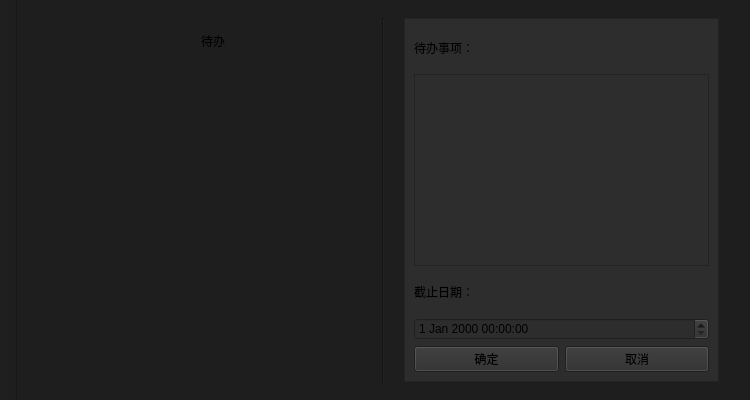
Qt form mainwindow.ui (evtrouble/ham) before a commit.
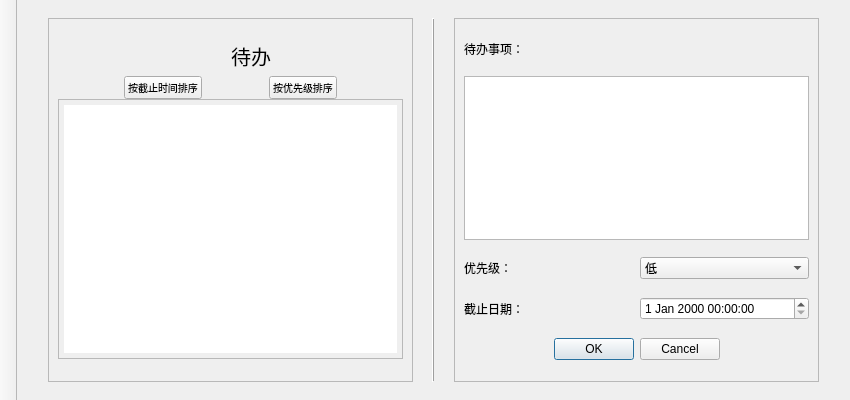
The same form after that commit. Icons and pictures are not drawn. Custom widgets are drawn as their Qt base class.

What changed in the file:
```diff
--- a/mainwindow.ui
+++ b/mainwindow.ui
@@ -6,19 +6,19 @@
    <rect>
     <x>0</x>
     <y>0</y>
-    <width>750</width>
+    <width>850</width>
     <height>400</height>
    </rect>
   </property>
   <property name="minimumSize">
    <size>
-    <width>750</width>
+    <width>850</width>
     <height>0</height>
    </size>
   </property>
   <property name="maximumSize">
    <size>
-    <width>750</width>
+    <width>850</width>
     <height>16777215</height>
    </size>
   </property>
@@ -30,7 +30,7 @@
     <normaloff>:/icon/img/icon.png</normaloff>:/icon/img/icon.png</iconset>
   </property>
   <property name="styleSheet">
-   <string notr="true">background-color:rgb(30, 30, 30);</string>
+   <string notr="true"/>
   </property>
   <widget class="QWidget" name="centralwidget">
    <property name="sizePolicy">
@@ -55,6 +55,11 @@
        <layout class="QGridLayout" name="gridLayout_3">
         <item row="0" column="2">
          <widget class="QLabel" name="homeDisplay">
+          <property name="styleSheet">
+           <string notr="true">background-color: transparent; 
+border: 0;
+font-size: 20px;</string>
+          </property>
           <property name="text">
            <string>主页</string>
           </property>
@@ -65,6 +70,10 @@
         </item>
         <item row="1" column="3">
          <widget class="QToolButton" name="settingsButton">
+          <property name="styleSheet">
+           <string notr="true">background-color: transparent; 
+border: 0;</string>
+          </property>
           <property name="text">
            <string>设置</string>
           </property>
@@ -88,6 +97,10 @@
         </item>
         <item row="2" column="0">
          <widget class="QToolButton" name="homeButton">
+          <property name="styleSheet">
+           <string notr="true">background-color: transparent; 
+border: 0;</string>
+          </property>
           <property name="text">
            <string>主页</string>
           </property>
@@ -111,6 +124,10 @@
         </item>
         <item row="2" column="2">
          <widget class="QToolButton" name="tasksButton">
+          <property name="styleSheet">
+           <string notr="true">background-color: transparent; 
+border: 0;</string>
+          </property>
           <property name="text">
            <string>任务</string>
           </property>
@@ -134,6 +151,10 @@
         </item>
         <item row="3" column="1">
          <widget class="QToolButton" name="classButton">
+          <property name="styleSheet">
+           <string notr="true">background-color: transparent; 
+border: 0;</string>
+          </property>
           <property name="text">
            <string>课表</string>
           </property>
@@ -161,6 +182,11 @@
        <layout class="QGridLayout" name="gridLayout_5">
         <item row="0" column="0">
          <widget class="QLabel" name="timetableDisplay">
+          <property name="styleSheet">
+           <string notr="true">background-color: transparent; 
+border: 0;
+font-size: 20px;</string>
+          </property>
           <property name="text">
            <string>课表</string>
           </property>
@@ -178,9 +204,7 @@
          <verstretch>0</verstretch>
         </sizepolicy>
        </property>
-       <layout class="QGridLayout" name="gridLayout_2">
-        <item row="0" column="0">
-         <layout class="QHBoxLayout" name="horizontalLayout_3">
+       <layout class="QHBoxLayout" name="horizontalLayout_5">
           <item>
            <spacer name="horizontalSpacer">
             <property name="orientation">
@@ -198,7 +222,25 @@
            </spacer>
           </item>
           <item>
+         <widget class="QFrame" name="frame">
+          <property name="styleSheet">
+           <string notr="true"/>
+          </property>
+          <property name="frameShape">
+           <enum>QFrame::Shape::StyledPanel</enum>
+          </property>
+          <property name="frameShadow">
+           <enum>QFrame::Shadow::Raised</enum>
+          </property>
+          <layout class="QGridLayout" name="gridLayout_2">
+           <property name="spacing">
+            <number>0</number>
+           </property>
+           <item row="0" column="0">
            <layout class="QVBoxLayout" name="verticalLayout">
+             <property name="spacing">
+              <number>0</number>
+             </property>
             <item>
              <spacer name="verticalSpacer">
               <property name="orientation">
@@ -227,7 +269,7 @@
                 </property>
                 <property name="sizeHint" stdset="0">
                  <size>
-                  <width>40</width>
+                   <width>30</width>
                   <height>20</height>
                  </size>
                 </property>
@@ -235,6 +277,11 @@
               </item>
               <item>
                <widget class="QLabel" name="tasksDisplay">
+                 <property name="styleSheet">
+                  <string notr="true">background-color: transparent; 
+border: 0;
+font-size: 20px;</string>
+                 </property>
                 <property name="text">
                  <string>待办</string>
                 </property>
@@ -283,7 +330,7 @@
              </layout>
             </item>
             <item>
-             <spacer name="verticalSpacer_2">
+              <spacer name="verticalSpacer_10">
               <property name="orientation">
                <enum>Qt::Orientation::Vertical</enum>
               </property>
@@ -292,14 +339,79 @@
               </property>
               <property name="sizeHint" stdset="0">
                <size>
-                <width>13</width>
-                <height>13</height>
+                 <width>10</width>
+                 <height>5</height>
                </size>
               </property>
              </spacer>
             </item>
             <item>
-             <widget class="MyListWidget" name="listWidget">
+              <layout class="QHBoxLayout" name="horizontalLayout_3">
+               <item>
+                <spacer name="horizontalSpacer_8">
+                 <property name="orientation">
+                  <enum>Qt::Orientation::Horizontal</enum>
+                 </property>
+                 <property name="sizeHint" stdset="0">
+                  <size>
+                   <width>40</width>
+                   <height>20</height>
+                  </size>
+                 </property>
+                </spacer>
+               </item>
+               <item>
+                <widget class="QPushButton" name="sortByDeadlineBtn">
+                 <property name="styleSheet">
+                  <string notr="true">font-size: 10px;
+padding: 3px;</string>
+                 </property>
+                 <property name="text">
+                  <string>按截止时间排序</string>
+                 </property>
+                </widget>
+               </item>
+               <item>
+                <spacer name="horizontalSpacer_7">
+                 <property name="orientation">
+                  <enum>Qt::Orientation::Horizontal</enum>
+                 </property>
+                 <property name="sizeHint" stdset="0">
+                  <size>
+                   <width>40</width>
+                   <height>20</height>
+                  </size>
+                 </property>
+                </spacer>
+               </item>
+               <item>
+                <widget class="QPushButton" name="sortByPriorityBtn">
+                 <property name="styleSheet">
+                  <string notr="true">font-size: 10px;
+padding: 3px;</string>
+                 </property>
+                 <property name="text">
+                  <string>按优先级排序</string>
+                 </property>
+                </widget>
+               </item>
+               <item>
+                <spacer name="horizontalSpacer_9">
+                 <property name="orientation">
+                  <enum>Qt::Orientation::Horizontal</enum>
+                 </property>
+                 <property name="sizeHint" stdset="0">
+                  <size>
+                   <width>40</width>
+                   <height>20</height>
+                  </size>
+                 </property>
+                </spacer>
+               </item>
+              </layout>
+             </item>
+             <item>
+              <widget class="TaskDisplay" name="listWidget">
               <property name="sizePolicy">
                <sizepolicy hsizetype="Expanding" vsizetype="Expanding">
                 <horstretch>0</horstretch>
@@ -310,11 +422,14 @@
                <bool>false</bool>
               </property>
               <property name="styleSheet">
-               <string notr="true">background-color: transparent;</string>
+                <string notr="true">padding: 5px;</string>
               </property>
               <property name="editTriggers">
                <set>QAbstractItemView::EditTrigger::NoEditTriggers</set>
               </property>
+               <property name="sortingEnabled">
+                <bool>false</bool>
+               </property>
              </widget>
             </item>
             <item>
@@ -335,6 +450,9 @@
             </item>
            </layout>
           </item>
+          </layout>
+         </widget>
+        </item>
           <item>
            <spacer name="horizontalSpacer_2">
             <property name="orientation">
@@ -359,6 +477,12 @@
               <verstretch>0</verstretch>
              </sizepolicy>
             </property>
+          <property name="styleSheet">
+           <string notr="true"/>
+          </property>
+          <property name="frameShadow">
+           <enum>QFrame::Shadow::Raised</enum>
+          </property>
             <property name="orientation">
              <enum>Qt::Orientation::Vertical</enum>
             </property>
@@ -381,7 +505,7 @@
            </spacer>
           </item>
           <item>
-           <widget class="QFrame" name="editor">
+         <widget class="TaskEditor" name="editor">
             <property name="sizePolicy">
              <sizepolicy hsizetype="Expanding" vsizetype="Expanding">
               <horstretch>0</horstretch>
@@ -389,7 +513,7 @@
              </sizepolicy>
             </property>
             <property name="styleSheet">
-             <string notr="true">background-color:rgb(45, 45, 45);</string>
+           <string notr="true"/>
             </property>
             <property name="frameShape">
              <enum>QFrame::Shape::StyledPanel</enum>
@@ -397,7 +521,22 @@
             <property name="frameShadow">
              <enum>QFrame::Shadow::Raised</enum>
             </property>
+          <layout class="QGridLayout" name="gridLayout_6">
+           <item row="0" column="0">
             <layout class="QVBoxLayout" name="verticalLayout_2">
+             <item>
+              <spacer name="verticalSpacer_4">
+               <property name="orientation">
+                <enum>Qt::Orientation::Vertical</enum>
+               </property>
+               <property name="sizeHint" stdset="0">
+                <size>
+                 <width>20</width>
+                 <height>40</height>
+                </size>
+               </property>
+              </spacer>
+             </item>
              <item>
               <widget class="QLabel" name="label_2">
                <property name="text">
@@ -405,6 +544,19 @@
                </property>
               </widget>
              </item>
+             <item>
+              <spacer name="verticalSpacer_9">
+               <property name="orientation">
+                <enum>Qt::Orientation::Vertical</enum>
+               </property>
+               <property name="sizeHint" stdset="0">
+                <size>
+                 <width>20</width>
+                 <height>40</height>
+                </size>
+               </property>
+              </spacer>
+             </item>
              <item>
               <widget class="QTextEdit" name="textEdit">
                <property name="sizePolicy">
@@ -416,6 +568,64 @@
               </widget>
              </item>
              <item>
+              <spacer name="verticalSpacer_5">
+               <property name="orientation">
+                <enum>Qt::Orientation::Vertical</enum>
+               </property>
+               <property name="sizeHint" stdset="0">
+                <size>
+                 <width>20</width>
+                 <height>40</height>
+                </size>
+               </property>
+              </spacer>
+             </item>
+             <item>
+              <layout class="QHBoxLayout" name="horizontalLayout_2">
+               <item>
+                <widget class="QLabel" name="label_3">
+                 <property name="text">
+                  <string>优先级：</string>
+                 </property>
+                </widget>
+               </item>
+               <item>
+                <widget class="QComboBox" name="comboBox">
+                 <item>
+                  <property name="text">
+                   <string>低</string>
+                  </property>
+                 </item>
+                 <item>
+                  <property name="text">
+                   <string>中</string>
+                  </property>
+                 </item>
+                 <item>
+                  <property name="text">
+                   <string>高</string>
+                  </property>
+                 </item>
+                </widget>
+               </item>
+              </layout>
+             </item>
+             <item>
+              <spacer name="verticalSpacer_6">
+               <property name="orientation">
+                <enum>Qt::Orientation::Vertical</enum>
+               </property>
+               <property name="sizeHint" stdset="0">
+                <size>
+                 <width>20</width>
+                 <height>40</height>
+                </size>
+               </property>
+              </spacer>
+             </item>
+             <item>
+              <layout class="QHBoxLayout" name="horizontalLayout_4">
+               <item>
               <widget class="QLabel" name="label">
                <property name="text">
                 <string>截止日期：</string>
@@ -425,21 +635,46 @@
              <item>
               <widget class="QDateTimeEdit" name="dateTimeEdit"/>
              </item>
+              </layout>
+             </item>
              <item>
-              <layout class="QHBoxLayout" name="horizontalLayout_2">
+              <spacer name="verticalSpacer_7">
+               <property name="orientation">
+                <enum>Qt::Orientation::Vertical</enum>
+               </property>
+               <property name="sizeHint" stdset="0">
+                <size>
+                 <width>20</width>
+                 <height>40</height>
+                </size>
+               </property>
+              </spacer>
+             </item>
                <item>
-                <widget class="QPushButton" name="confirmButton">
-                 <property name="text">
-                  <string>确定</string>
-                 </property>
+              <widget class="QDialogButtonBox" name="buttonBox">
+               <property name="autoFillBackground">
+                <bool>false</bool>
+               </property>
+               <property name="standardButtons">
+                <set>QDialogButtonBox::StandardButton::Cancel|QDialogButtonBox::StandardButton::Ok</set>
+               </property>
+               <property name="centerButtons">
+                <bool>true</bool>
+               </property>
                 </widget>
                </item>
                <item>
-                <widget class="QPushButton" name="cancelButton">
-                 <property name="text">
-                  <string>取消</string>
-                 </property>
-                </widget>
+              <spacer name="verticalSpacer_8">
+               <property name="orientation">
+                <enum>Qt::Orientation::Vertical</enum>
+               </property>
+               <property name="sizeHint" stdset="0">
+                <size>
+                 <width>20</width>
+                 <height>40</height>
+                </size>
+               </property>
+              </spacer>
                </item>
               </layout>
              </item>
@@ -463,13 +698,16 @@
            </spacer>
           </item>
          </layout>
-        </item>
-       </layout>
       </widget>
       <widget class="QWidget" name="setting">
        <layout class="QGridLayout" name="gridLayout_4">
         <item row="0" column="0">
          <widget class="QLabel" name="settingsDisplay">
+          <property name="styleSheet">
+           <string notr="true">background-color: transparent; 
+border: 0;
+font-size: 20px;</string>
+          </property>
           <property name="text">
            <string>设置</string>
           </property>
@@ -504,9 +742,15 @@
  </widget>
  <customwidgets>
   <customwidget>
-   <class>MyListWidget</class>
+   <class>TaskDisplay</class>
    <extends>QListWidget</extends>
-   <header>mylistwidget.h</header>
+   <header>taskdisplay.h</header>
+  </customwidget>
+  <customwidget>
+   <class>TaskEditor</class>
+   <extends>QFrame</extends>
+   <header>taskeditor.h</header>
+   <container>1</container>
   </customwidget>
  </customwidgets>
  <resources>
```
Lines whose indentation alone changed are shown as unchanged.
